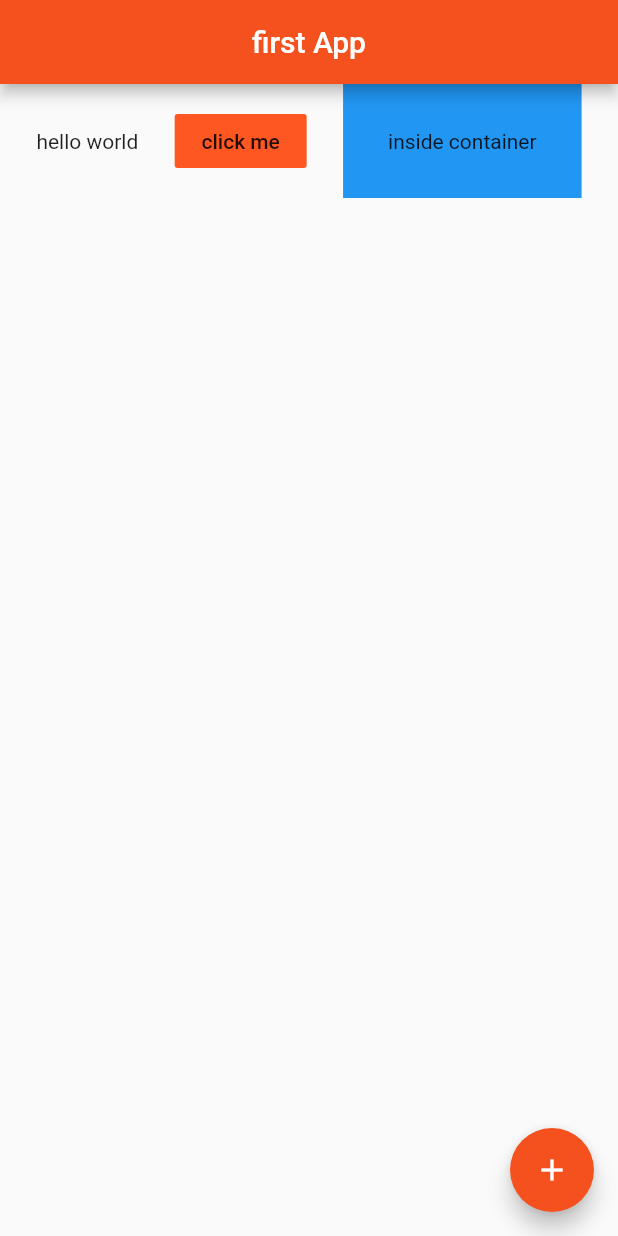
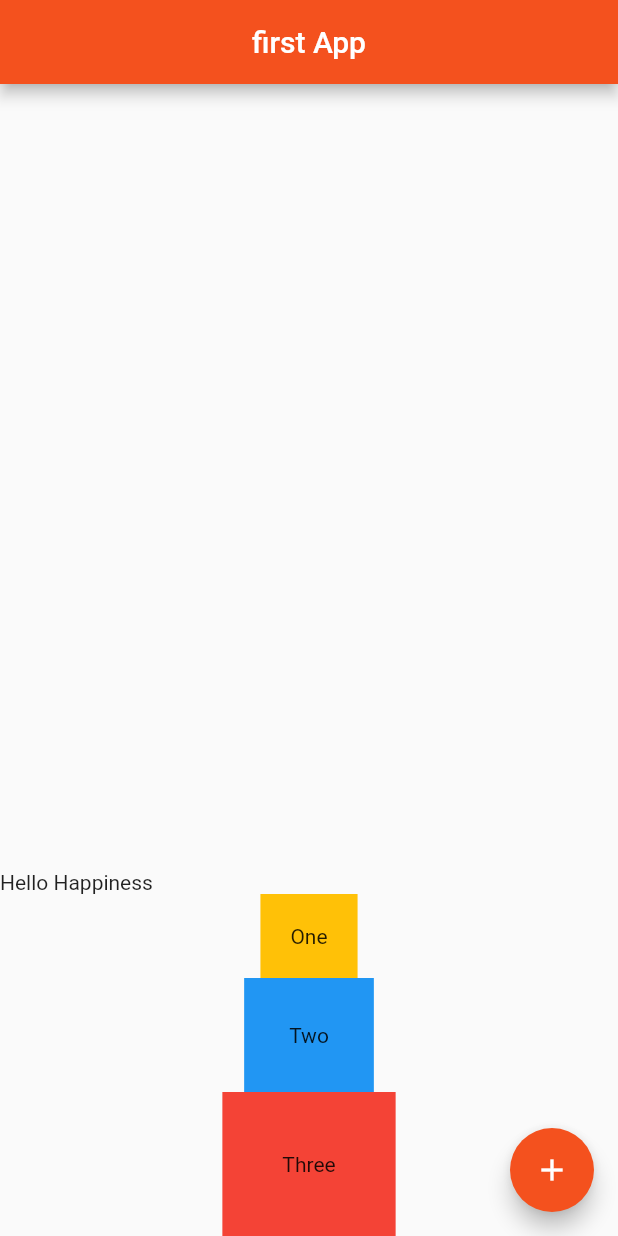
Before and after one commit to Asmaathabet/Quotes, a Flutter app: the screen it shows after launch, on a phone screen of 412 x 824 dp. Run offline on Flutter 3.47's test engine with Material 2 defaults, Android fonts, the phone set to English and light mode, and no system bars.

Commit message:
add coloums to flutter app

```diff
--- a/lib/main.dart
+++ b/lib/main.dart
@@ -14,22 +14,48 @@ class Home extends StatelessWidget {
     centerTitle: true,
     backgroundColor: Colors.deepOrange[600],  // press ctrl + Q
     ),
-    body:Row(
-      mainAxisAlignment: MainAxisAlignment.spaceEvenly,
+    body: Column(
+      mainAxisAlignment: MainAxisAlignment.end,
       crossAxisAlignment: CrossAxisAlignment.center,
       children: <Widget>[
-        Text('hello world'),
-        FlatButton(
-          onPressed: (){},
-          color : Colors.deepOrange,
-          child: Text('click me'),
+        Row(
+          children: <Widget>[
+            Text('Hello '),
+            Text('Happiness'),
+          ],
         ),
         Container(
-          padding: EdgeInsets.all(30),
+          padding: EdgeInsets.all(20.0) ,
+          color: Colors.amber,
+          child: Text('One'),
+        ),
+        Container(
+          padding: EdgeInsets.all(30.0) ,
           color: Colors.blue,
-          child: Text('inside container'),
-        )
+          child: Text('Two'),
+        ),
+        Container(
+          padding: EdgeInsets.all(40.0) ,
+          color: Colors.red,
+          child: Text('Three'),
+        ),
       ],
+//    Row(
+//      mainAxisAlignment: MainAxisAlignment.spaceEvenly,
+//      crossAxisAlignment: CrossAxisAlignment.center,
+//      children: <Widget>[
+//        Text('hello world'),
+//        FlatButton(
+//          onPressed: (){},
+//          color : Colors.deepOrange,
+//          child: Text('click me'),
+//        ),
+//        Container(
+//          padding: EdgeInsets.all(30),
+//          color: Colors.blue,
+//          child: Text('inside container'),
+//        )
+//      ],
 
 //    Container(
 //      padding: EdgeInsets.fromLTRB(10.0, 20.0 , 10.0, 40.0),
```
